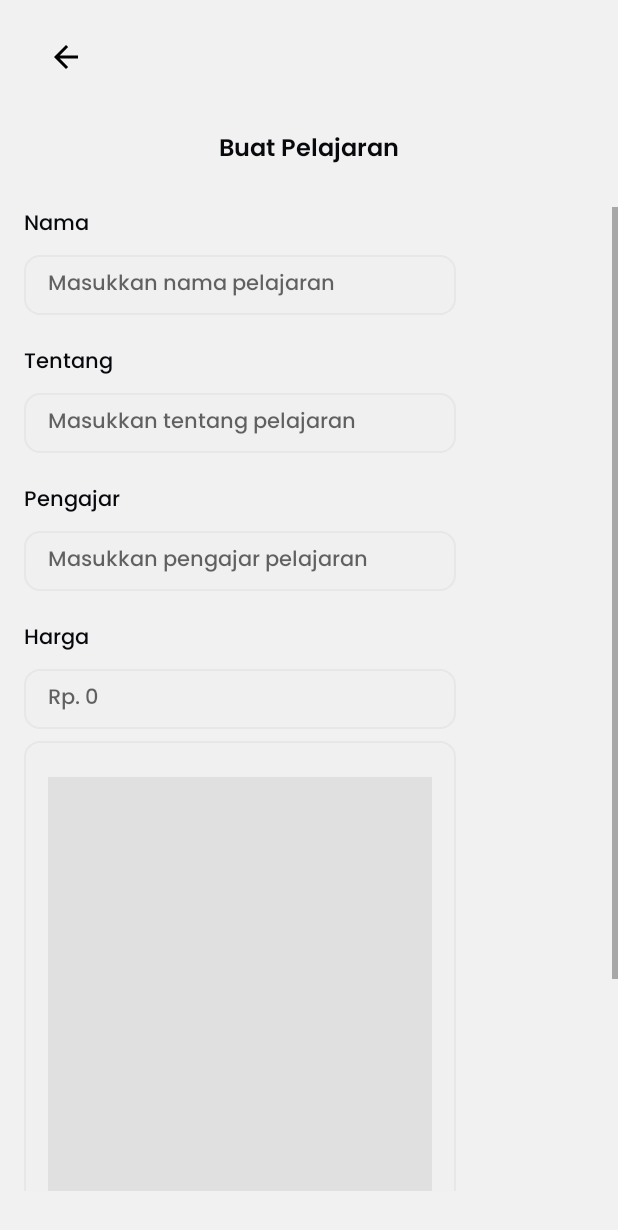
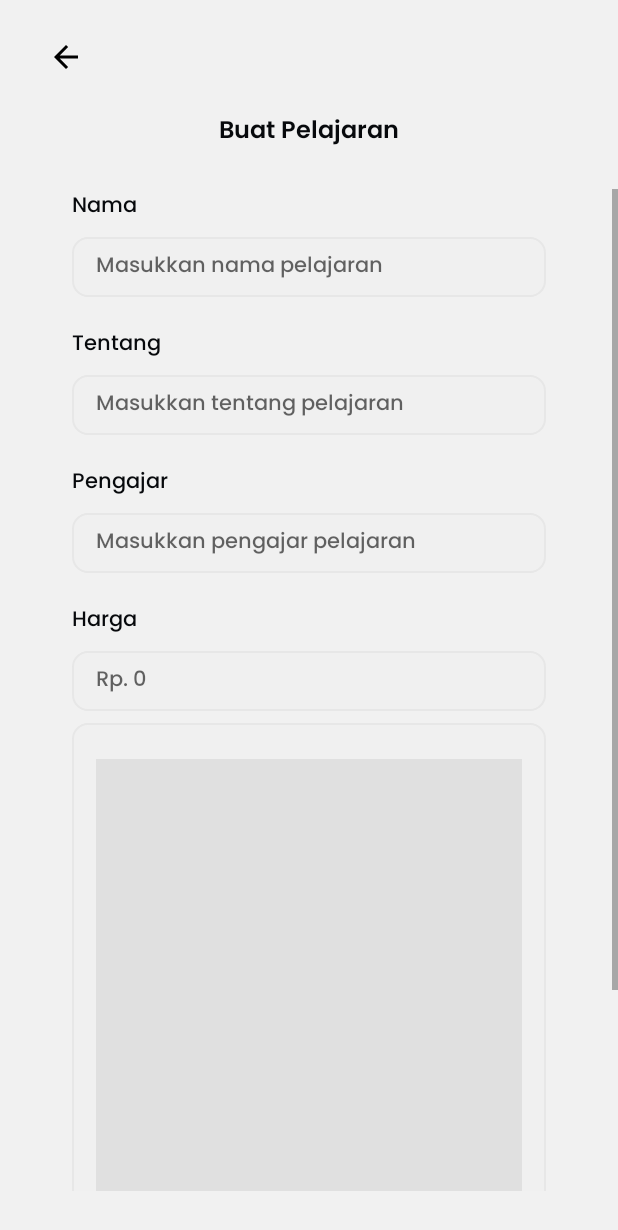
Before and after one commit to aanalma28/uas-android-project, an Android app: the CreateCourseActivity screen opened directly, with no data from a screen before it, on a phone screen of 412 x 824 dp. Shown: the top 1230 px of the screen. Run offline under Robolectric (Android 15) with nearby library versions, the phone set to English and light mode, and no system bars; our stand-ins replace Firebase (no records; nobody signed in at launch, a user with empty details on screens opened directly).

Commit message:
[refactor] refactor layout createCourse n add intent if sucess

```diff
--- a/app/src/main/java/com/example/uasproject/CreateCourseActivity.java
+++ b/app/src/main/java/com/example/uasproject/CreateCourseActivity.java
@@ -43,7 +43,7 @@ public class CreateCourseActivity extends AppCompatActivity {
             finish();
         });
 
-        imageView = findViewById(R.id.imageView);
+        imageView = findViewById(R.id.imagePreview);
         edtNama = findViewById(R.id.edt_nama);
         edtTentang = findViewById(R.id.edt_tentang);
         edtPengajar = findViewById(R.id.edt_pengajar);
@@ -100,6 +100,7 @@ public class CreateCourseActivity extends AppCompatActivity {
 
                                     db.createCourse(user_id, nama, pengajar, tentang, image, Integer.valueOf(harga));
                                     Toast.makeText(CreateCourseActivity.this, "Upload successful", Toast.LENGTH_SHORT).show();
+                                    finish();
                                 }
                             });
                         })
--- a/app/src/main/res/layout/activity_create_course.xml
+++ b/app/src/main/res/layout/activity_create_course.xml
@@ -26,7 +26,7 @@
         android:layout_height="wrap_content"
         android:text="Buat Pelajaran"
         android:layout_centerHorizontal="true"
-        android:layout_marginTop="36dp"
+        android:layout_marginTop="24dp"
         android:fontFamily="@font/poppinssemibold"
         android:textSize="16sp"
         android:textColor="@color/black"/>
@@ -43,10 +43,10 @@
         <RelativeLayout
             android:id="@+id/ry_1"
             android:layout_below="@id/buat_pelajaran"
-            android:layout_width="320dp"
+            android:layout_width="match_parent"
             android:layout_height="wrap_content"
             android:paddingHorizontal="16dp"
-            >
+            android:layout_marginHorizontal="32dp">
 
             <TextView
                 android:id="@+id/label_nama"
@@ -146,7 +146,7 @@
                 android:layout_marginTop="8dp">
 
                 <ImageView
-                    android:id="@+id/imageView"
+                    android:id="@+id/imagePreview"
                     android:layout_width="match_parent"
                     android:layout_height="300dp"
                     android:layout_gravity="center"
@@ -160,7 +160,7 @@
                     android:text="Pilih gambar"
                     android:layout_marginTop="16dp"
                     android:textAllCaps="false"
-                    android:layout_below="@+id/imageView"
+                    android:layout_below="@+id/imagePreview"
                     android:textColor="@color/bluePrimary"
                     android:paddingHorizontal="16dp"
                     android:paddingVertical="8dp"
```
